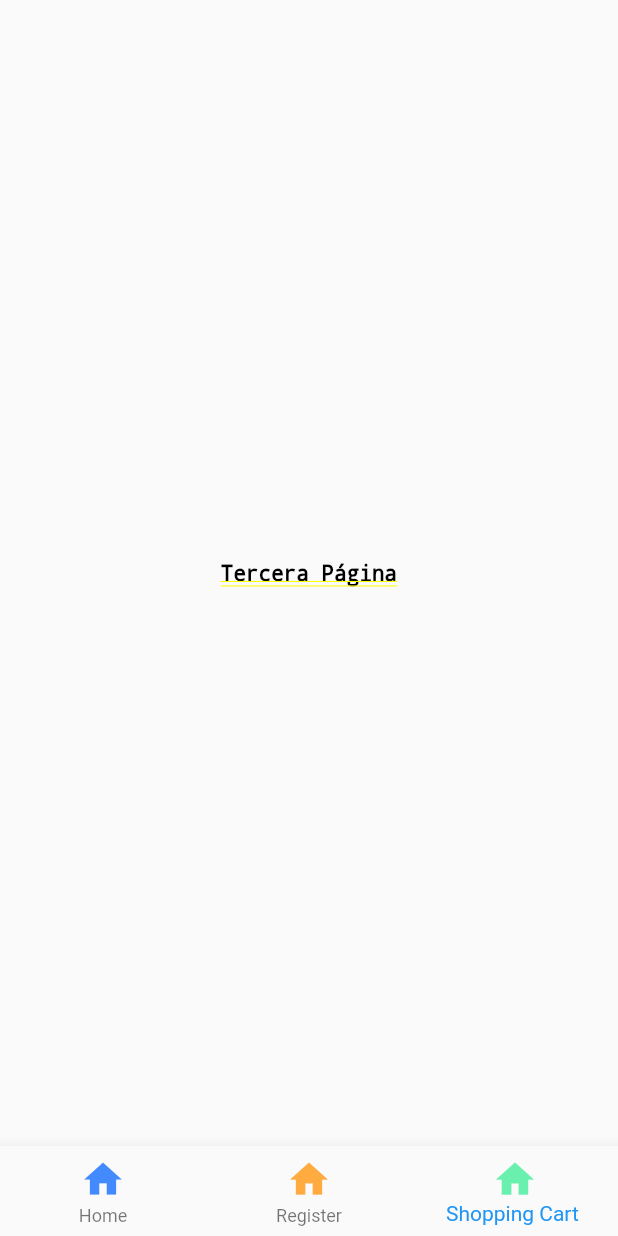
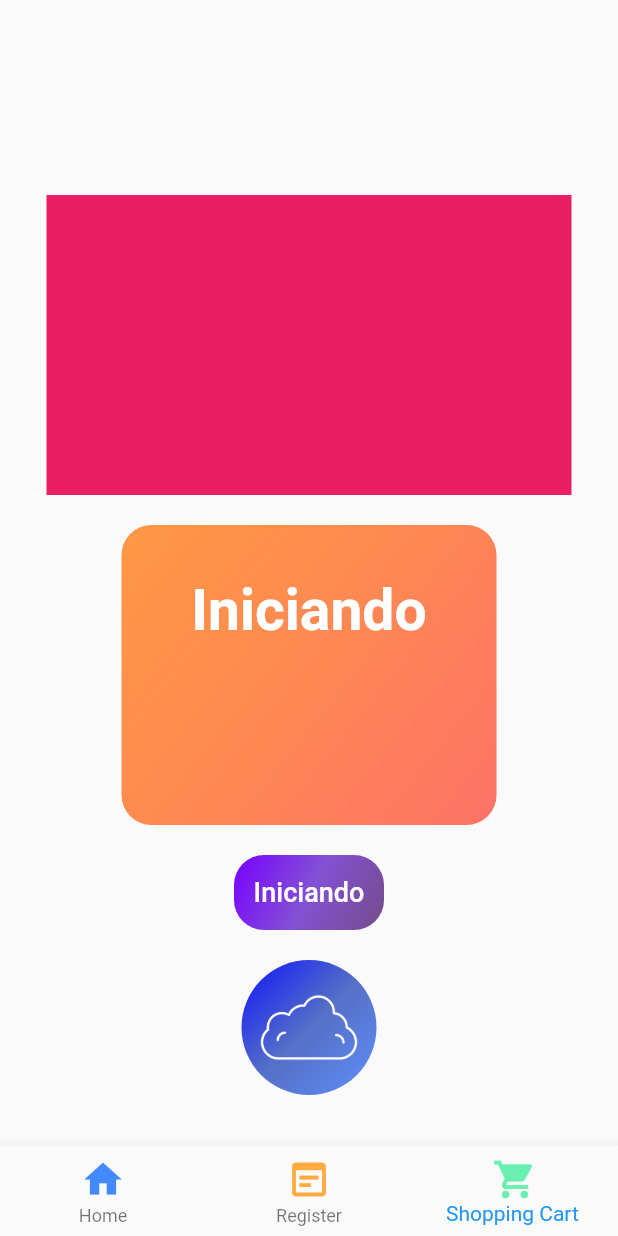
Before and after one commit to MariaVentura/AppFlutter, a Flutter app: the screen it shows after launch, item 3 of the bottom bar chosen, on a phone screen of 412 x 824 dp. Run offline on Flutter 3.47's test engine with Material 2 defaults, Android fonts, the phone set to English and light mode, and no system bars.

Commit message:
version 2.0

```diff
--- a/lib/main.dart
+++ b/lib/main.dart
@@ -75,10 +75,10 @@ class _MyHomePageState extends State<MyHomePage> {
                 icon: Icon(Icons.home, color: Colors.blueAccent, size: 30.0),
                 label: ("Home")),
             BottomNavigationBarItem(
-                icon: Icon(Icons.home, color: Colors.orangeAccent, size: 30.0),
+                icon: Icon(Icons.wysiwyg, color: Colors.orangeAccent, size: 30.0),
                 label: ("Register")),
             BottomNavigationBarItem(
-                icon: Icon(Icons.home, color: Colors.greenAccent, size: 30.0),
+                icon: Icon(Icons.shopping_cart, color: Colors.greenAccent, size: 30.0),
                 label: ("Shopping Cart ")),
           ]),
     );
--- a/lib/pages/second_page.dart
+++ b/lib/pages/second_page.dart
@@ -19,11 +19,17 @@ class SecondPage extends StatelessWidget {
               child: SingleChildScrollView(
                 child: Column(
                   children: <Widget>[
-              SizedBox(height: 50,),
+                    SizedBox(
+                      height: 50,
+                    ),
                     Container(
-                child: Text('BURGER KING',
-                style: new TextStyle(fontWeight: FontWeight.bold,
-                fontSize: 45.0, color: Colors.red),),
+                      child: Text(
+                        'BURGER KING',
+                        style: new TextStyle(
+                            fontWeight: FontWeight.bold,
+                            fontSize: 45.0,
+                            color: Colors.red),
+                      ),
                     ),
                     SizedBox(
                       height: 10,
@@ -36,29 +42,66 @@ class SecondPage extends StatelessWidget {
                             children: <Widget>[
                               Align(
                                 child: new Image(
-                          width: 300.0,
-                          height: 200.0,
-                          image: new AssetImage('assets/images/burger.png'),
+                                  width: 250.0,
+                                  height: 150.0,
+                                  image: new AssetImage(
+                                      'assets/images/burger.png'),
                                 ),
                               )
                             ],
                           ),
+                        ),
+
+                        SizedBox(
+                          height: 40,
+                        ),
+                        TextField(
+                          decoration: InputDecoration(
+                              hintText: "Email", icon: Icon(Icons.email)),
                         ),
                         SizedBox(
                           height: 40,
                         ),
                         TextField(
                           decoration: InputDecoration(
-                      hintText: "Email",
-                      icon: Icon(Icons.email)
+                              hintText: "Password", icon: Icon(Icons.vpn_key)),
                         ),
-                )
+                        SizedBox(
+                          height: 40,
+                        ),
+                        Row(
+                          mainAxisAlignment: MainAxisAlignment.center,
+                          //Centrar fila
+                          children: <Widget>[
+                            CupertinoButton(
+                                padding: EdgeInsets.symmetric(horizontal: 30.0),
+                                color: Colors.blueAccent,
+                                borderRadius: BorderRadius.circular(20.0),
+                                child: Text(
+                                  'Login',
+                                  style: TextStyle(fontSize: 18.0),
+                                ),
+                                onPressed: () {}),
+                            SizedBox(
+                              width: 10,
+                            ),
+                            CupertinoButton(
+                                padding: EdgeInsets.symmetric(horizontal: 30.0),
+                                color: Colors.red,
+                                borderRadius: BorderRadius.circular(20.0),
+                                child: Text(
+                                  'Cancelar',
+                                  style: TextStyle(fontSize: 17.0),
+                                ),
+                                onPressed: () {}),
+                          ],
+                        ),
+                        //SizedBox(height: 40,),
                       ],
                     ),
                   ],
                 ),
               )),
-      )
-    );
+        ));
   }
 }
--- a/lib/pages/third_page.dart
+++ b/lib/pages/third_page.dart
@@ -1,15 +1,118 @@
 import 'package:flutter/material.dart';
 
-//stless
-class ThirdPage extends StatelessWidget {
+// stless
+class ThirdPage extends StatefulWidget {
+  @override
+  _ThirdPageState createState() => _ThirdPageState();
+}
+
+const List<Color> orangeGradients = [
+  Color(0xFFFF9844),
+  Color(0xFFFE8853),
+  Color(0xFFFD7267),
+];
+
+const List<Color> purpleGradients = [
+  Color(0xFF7700FF),
+  Color(0xFF8351D4),
+  Color(0xFF764C8A),
+];
+
+const List<Color> blueGradients = [
+  Color(0xFF0F13F8),
+  Color(0xFF5570C7),
+  Color(0xFF5E8EF7),
+];
+
+class _ThirdPageState extends State<ThirdPage> {
   @override
   Widget build(BuildContext context) {
-    return Container(
-      child: Center(
-        child: Text(
-          'Tercera Página',
-          style: new TextStyle(
-              fontSize: 14.0, fontWeight: FontWeight.bold, color: Colors.black),
+    return Material(
+      child: ConstrainedBox(
+        constraints: BoxConstraints(maxWidth: 300, minWidth: 200),
+        child: SingleChildScrollView(
+          child: Column(
+            children: <Widget>[
+              SizedBox(
+                height: 130.0,
+              ),
+              Container(
+                color: Colors.pink,
+                height: 200,
+                width: 350,
+              ),
+              SizedBox(
+                height: 20.0,
+              ),
+              Container(
+                height: 200,
+                width: 250,
+                decoration: ShapeDecoration(
+                    shape: RoundedRectangleBorder(
+                        borderRadius: BorderRadius.circular(20.0)),
+                    gradient: LinearGradient(
+                        colors: orangeGradients,
+                        begin: Alignment.topLeft,
+                        end: Alignment.bottomRight)),
+                child: Container(
+                  padding: EdgeInsets.only(top: 35.0, bottom: 16),
+                  child: Text(
+                    'Iniciando',
+                    textAlign: TextAlign.center,
+                    style: TextStyle(
+                        color: Colors.white,
+                        fontSize: 38,
+                        fontWeight: FontWeight.bold),
+                  ),
+                ),
+              ),
+              SizedBox(
+                height: 20.0,
+              ),
+              Container(
+                height: 50,
+                width: 100,
+                alignment: Alignment.center,
+                decoration: ShapeDecoration(
+                    shape: RoundedRectangleBorder(
+                        borderRadius: BorderRadius.circular(20.0)),
+                    gradient: LinearGradient(
+                        colors: purpleGradients,
+                        begin: Alignment.topLeft,
+                        end: Alignment.bottomRight)),
+                child: Text(
+                  'Iniciando',
+                  textAlign: TextAlign.center,
+                  style: TextStyle(
+                      color: Colors.white,
+                      fontSize: 18,
+                      fontWeight: FontWeight.w500),
+                ),
+              ),
+              SizedBox(
+                height: 20.0,
+              ),
+              InkWell(
+                onTap: () {
+                  print('Que bien, sigamos');
+                },
+                child: Container(
+                  padding: EdgeInsets.all(10),
+                  decoration: ShapeDecoration(
+                      shape: CircleBorder(),
+                      gradient: LinearGradient(
+                          colors: blueGradients,
+                          begin: Alignment.topLeft,
+                          end: Alignment.bottomRight)),
+                  child: ImageIcon(
+                    AssetImage("assets/images/restapi.png"),
+                    size: 70,
+                    color: Colors.white,
+                  ),
+                ),
+              ),
+            ],
+          ),
         ),
       ),
     );
```
Also changed, not shown: assets/images/restapi.png. Lines whose indentation alone changed are shown as unchanged.
